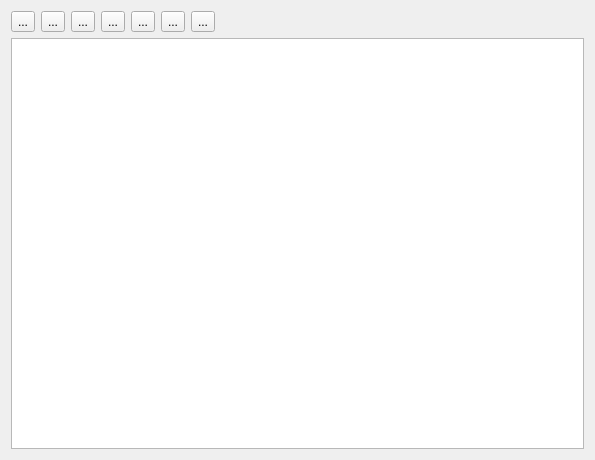
Old version of the form source/plugin/t4/actiontable.ui in the repository ww4u/mct-t4.
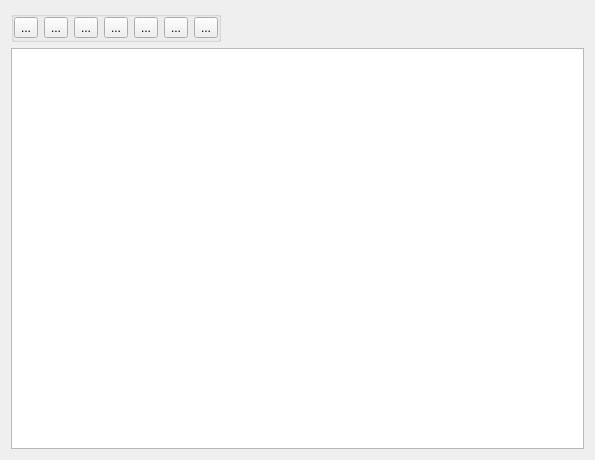
New version of the form. Icons and pictures are not drawn.

What changed in the file:
```diff
--- a/source/plugin/t4/actiontable.ui
+++ b/source/plugin/t4/actiontable.ui
@@ -32,6 +32,27 @@
       <number>0</number>
      </property>
      <item>
+      <widget class="QGroupBox" name="groupBox">
+       <property name="title">
+        <string/>
+       </property>
+       <property name="flat">
+        <bool>true</bool>
+       </property>
+       <layout class="QHBoxLayout" name="horizontalLayout_2">
+        <property name="leftMargin">
+         <number>0</number>
+        </property>
+        <property name="topMargin">
+         <number>0</number>
+        </property>
+        <property name="rightMargin">
+         <number>0</number>
+        </property>
+        <property name="bottomMargin">
+         <number>0</number>
+        </property>
+        <item>
       <widget class="QToolButton" name="toolExport">
        <property name="toolTip">
         <string>Export</string>
@@ -169,6 +190,9 @@
          <height>24</height>
         </size>
        </property>
+         </widget>
+        </item>
+       </layout>
       </widget>
      </item>
      <item>
```
Lines whose indentation alone changed are shown as unchanged.
